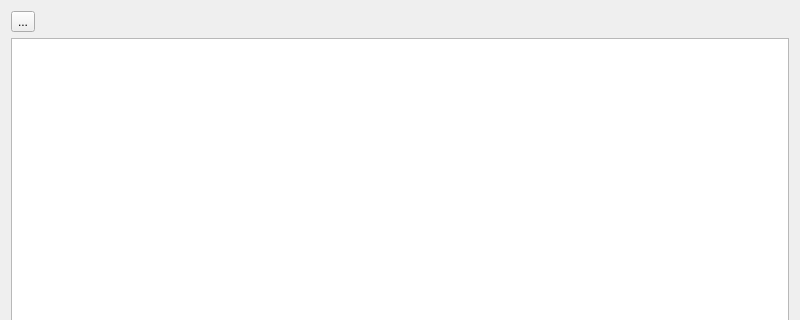
Qt form filebrowserwidget.ui (Worm-Warrior/QBar) before a commit; both pictures show x 0 to 800 and y 0 to 320 of the 800 by 600 pixel window.
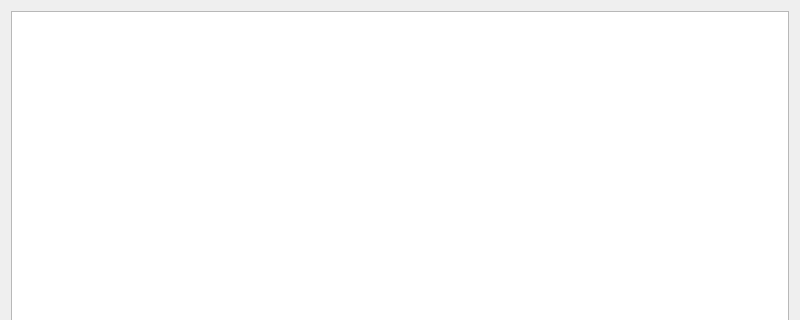
The same form after that commit.

```diff
--- a/filebrowserwidget.ui
+++ b/filebrowserwidget.ui
@@ -16,13 +16,6 @@
   <layout class="QHBoxLayout" name="horizontalLayout">
    <item>
     <layout class="QVBoxLayout" name="verticalLayout">
-     <item>
-      <widget class="QToolButton" name="chooseRoot">
-       <property name="text">
-        <string>...</string>
-       </property>
-      </widget>
-     </item>
      <item>
       <widget class="QTreeView" name="treeView"/>
      </item>
```
